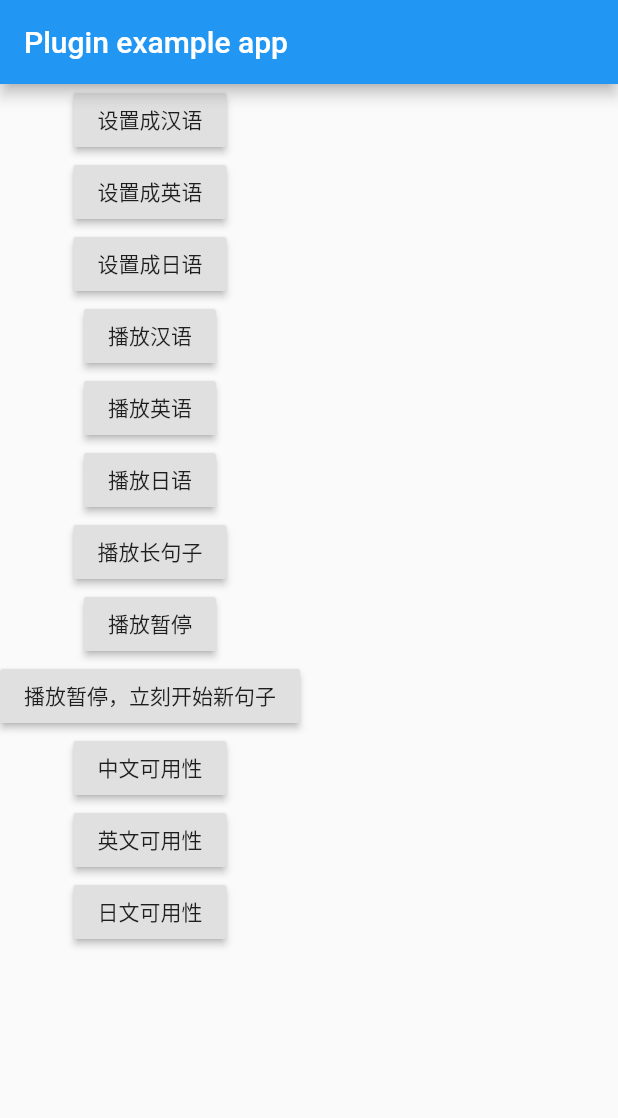
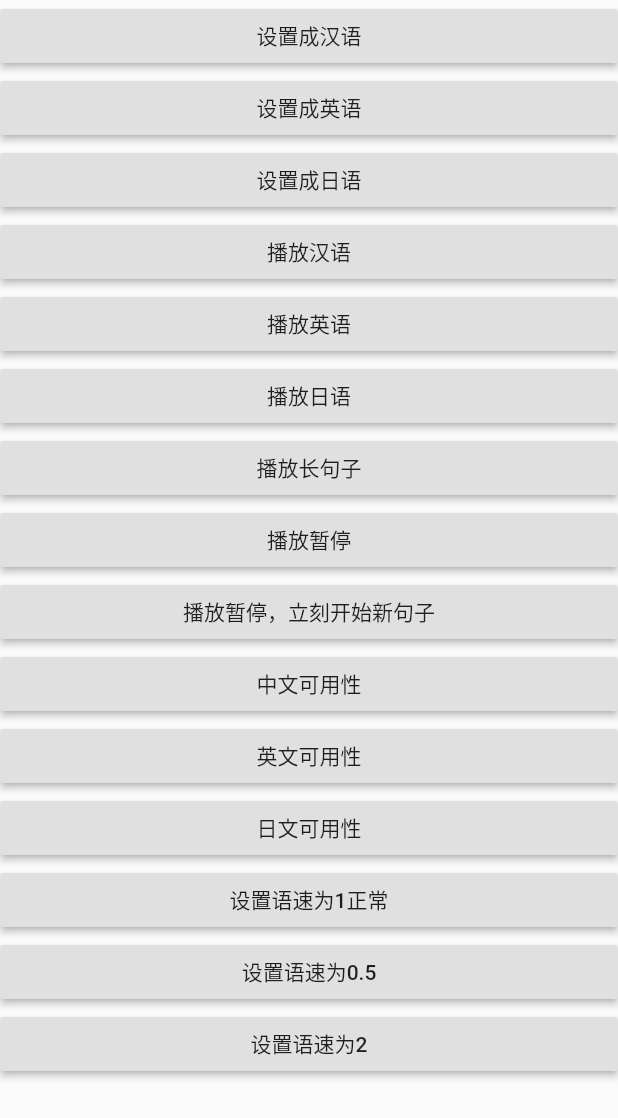
Before and after one commit to XYliang/Flutter_plugin_tts, a Flutter app: the screen it shows after launch, on a phone screen of 412 x 824 dp. Shown: the top 1118 px of the screen. Run offline on Flutter 3.47's test engine with Material 2 defaults, Android fonts, the phone set to English and light mode, and no system bars.

Commit message:
feature:add set speech rate

```diff
--- a/example/lib/main.dart
+++ b/example/lib/main.dart
@@ -44,10 +44,8 @@ class _MyAppState extends State<MyApp> {
   Widget build(BuildContext context) {
     return MaterialApp(
       home: Scaffold(
-        appBar: AppBar(
-          title: const Text('Plugin example app'),
-        ),
-        body: Column(
+        body:
+        ListView(
           children: <Widget>[
             RaisedButton(child: const Text('设置成汉语'), onPressed: () {
               FlutterPluginTts.setLanguage('zh-CN').then((v){
@@ -98,6 +96,15 @@ class _MyAppState extends State<MyApp> {
                 debugPrint('r = $v');
               });
             }),
+            RaisedButton(child: const Text('设置语速为1正常'), onPressed: () {
+              FlutterPluginTts.setSpeechRate(0.5);
+            }),
+            RaisedButton(child: const Text('设置语速为0.5'), onPressed: () {
+              FlutterPluginTts.setSpeechRate(0.25);
+            }),
+            RaisedButton(child: const Text('设置语速为2'), onPressed: () {
+              FlutterPluginTts.setSpeechRate(1);
+            }),
           ],
         ),
       ),
--- a/lib/flutter_plugin_tts.dart
+++ b/lib/flutter_plugin_tts.dart
@@ -35,4 +35,10 @@ class FlutterPluginTts {
   static void shutdown() async {
     _channel.invokeMethod('shutdown');
   }
+
+  static void setSpeechRate(double rate) async {
+    _channel.invokeMethod('setSpeechRate', <String, Object>{
+      'rate': rate.toString()
+    });
+  }
 }
--- a/pubspec.yaml
+++ b/pubspec.yaml
@@ -1,6 +1,6 @@
 name: flutter_plugin_tts
 description: A new Flutter plugin.
-version: 1.0.0
+version: 1.0.1
 author: XueYinliang <492199045@qq.com>
 homepage: https://tryenough.com
 
```
Also changed, not shown: 7 other files.
